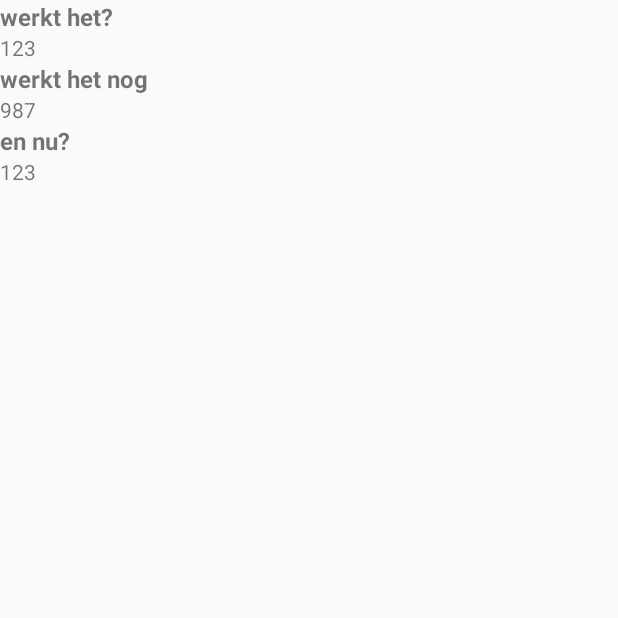
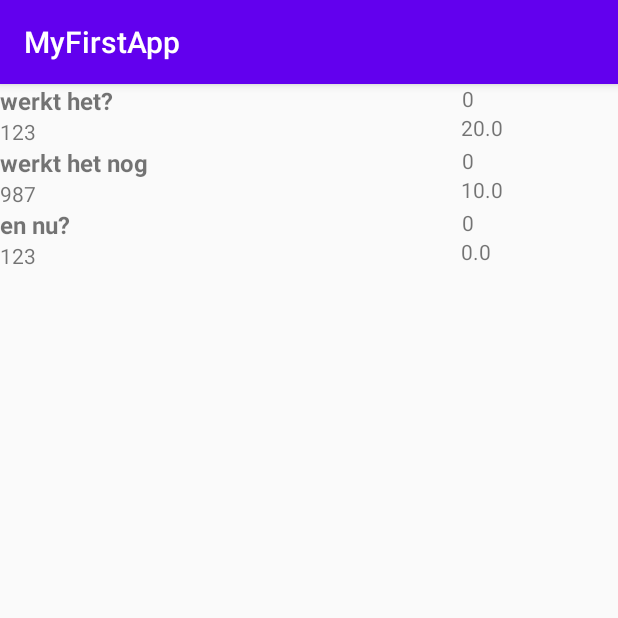
Before and after one commit to ETS-Android2/GroceryApp, an Android app: the MainActivity screen opened directly, with no data from a screen before it, after a tap on "INVENTORY", on a phone screen of 412 x 824 dp, the top half of it. Run offline under Robolectric (Android 15) with nearby library versions, the phone set to English and light mode, and no system bars; our stand-ins replace Volley; network calls fail; 2 other taps on this screen came first.

```diff
--- a/app/src/main/AndroidManifest.xml
+++ b/app/src/main/AndroidManifest.xml
@@ -32,6 +32,7 @@
         <activity android:name=".Scanner" />
         <activity android:name=".MainActivity" />
         <activity android:name=".MapsActivity" />
+        <activity android:name=".ScannedProducts" />
 
         <meta-data
             android:name="com.google.android.geo.API_KEY"
--- a/app/src/main/java/be/kuleuven/myfirstapp/Inventory.java
+++ b/app/src/main/java/be/kuleuven/myfirstapp/Inventory.java
@@ -5,45 +5,99 @@ import androidx.recyclerview.widget.LinearLayoutManager;
 import androidx.recyclerview.widget.RecyclerView;
 
 import android.app.Activity;
+import android.content.Intent;
 import android.os.Bundle;
+import android.widget.Toast;
+
+import com.android.volley.Request;
+import com.android.volley.RequestQueue;
+import com.android.volley.Response;
+import com.android.volley.VolleyError;
+import com.android.volley.toolbox.JsonArrayRequest;
+import com.android.volley.toolbox.Volley;
+
+import org.json.JSONArray;
+import org.json.JSONException;
+import org.json.JSONObject;
 
 import java.util.ArrayList;
 import java.util.List;
 
-public class Inventory extends Activity {
+public class Inventory extends AppCompatActivity {
 
     private List<Product> productList = new ArrayList<>();
     private RecyclerView recyclerView;
     private InventoryAdapter adapter;
     private RecyclerView.LayoutManager layoutManager;
-
+    private RequestQueue requestQueue;
 
     @Override
     protected void onCreate(Bundle savedInstanceState) {
         super.onCreate(savedInstanceState);
         setContentView(R.layout.activity_inventory);
 
+        Intent intent = getIntent();
+        int id = intent.getIntExtra("id", -1);
+
         recyclerView = (RecyclerView) findViewById(R.id.recycler_view);
+
+        getInventory(id);
 
         adapter = new InventoryAdapter(productList);
         layoutManager = new LinearLayoutManager(getApplicationContext());
         recyclerView.setLayoutManager(layoutManager);
         recyclerView.setAdapter(adapter);
+        requestQueue = Volley.newRequestQueue(this);
 
         testView();
     }
     private void testView(){
 
-        Product product = new Product(123,"werkt het?",20);
+        Product product = new Product(123,"werkt het?",20.0);
         productList.add(product);
 
-        product = new Product(987,"werkt het nog",10);
+        product = new Product(987,"werkt het nog",10.0);
         productList.add(product);
 
-        product = new Product(123,"en nu?",0);
+        product = new Product(123,"en nu?",0.0);
         productList.add(product);
 
         adapter.notifyDataSetChanged();
 
     }
+    public void getInventory(int id) {
+
+        requestQueue = Volley.newRequestQueue(this);
+        String url = "https://studev.groept.be/api/a19sd303/getProducts/"+id;
+        final JsonArrayRequest queueRequest = new JsonArrayRequest(Request.Method.GET, url, null, new Response.Listener<JSONArray>() {
+            @Override
+            public void onResponse(JSONArray response) {
+                try {
+                    for (int i = 0; i < response.length(); i++) {
+                        JSONObject object = response.getJSONObject(i);
+                        try {
+                            Product product = new Product(object.getLong("fk_barcode"), object.getString("name"), object.getDouble("price"), object.getInt("quantity"));
+                            productList.add(product);
+                        }catch (JSONException e){
+                            Product product = new Product(object.getLong("fk_barcode"), object.getString("name"), object.getInt("quantity"));
+                            productList.add(product);
+                        }
+                        adapter.notifyDataSetChanged();
+                    }
+
+                } catch (JSONException e) {
+                    e.printStackTrace();
+                }
+            }
+        }, new Response.ErrorListener() {
+            @Override
+            public void onErrorResponse(VolleyError error) {
+
+                Toast.makeText(Inventory.this, "Unable to communicate with the server", Toast.LENGTH_LONG).show();
+
+                error.printStackTrace();
+            }
+        });
+        requestQueue.add(queueRequest);
+    }
 }
--- a/app/src/main/java/be/kuleuven/myfirstapp/InventoryAdapter.java
+++ b/app/src/main/java/be/kuleuven/myfirstapp/InventoryAdapter.java
@@ -16,11 +16,17 @@ public class InventoryAdapter extends RecyclerView.Adapter<InventoryAdapter.MyVi
 
         private TextView productName;
         private TextView barcode;
+        private TextView quantity;
+        private TextView price;
+
+        //TODO maak de verschillende rijen klikbaar
 
         public MyViewHolder(View view) {
             super(view);
             productName = (TextView) view.findViewById(R.id.name);
             barcode = (TextView) view.findViewById(R.id.barcode);
+            quantity = (TextView) view.findViewById(R.id.quantity);
+            price = (TextView) view.findViewById(R.id.price);
         }
     }
     public InventoryAdapter(List<Product> myDataset) {
@@ -41,7 +47,8 @@ public class InventoryAdapter extends RecyclerView.Adapter<InventoryAdapter.MyVi
         Product product = productList.get(position);
         holder.productName.setText(product.getName());
         holder.barcode.setText(String.valueOf(product.getBarcode()));
-
+        holder.quantity.setText(String.valueOf(product.getQuantity()));
+        holder.price.setText(String.valueOf(product.getPrice()));
     }
 
     @Override
--- a/app/src/main/java/be/kuleuven/myfirstapp/MainActivity.java
+++ b/app/src/main/java/be/kuleuven/myfirstapp/MainActivity.java
@@ -4,6 +4,7 @@ import androidx.appcompat.app.AppCompatActivity;
 import androidx.appcompat.widget.Toolbar;
 
 import android.content.Intent;
+import android.content.SharedPreferences;
 import android.os.Bundle;
 import android.view.Menu;
 import android.view.MenuInflater;
@@ -17,8 +18,15 @@ import com.android.volley.Request;
 import com.android.volley.RequestQueue;
 import com.android.volley.Response;
 import com.android.volley.VolleyError;
+import com.android.volley.toolbox.JsonArrayRequest;
 import com.android.volley.toolbox.StringRequest;
 import com.android.volley.toolbox.Volley;
+
+import org.json.JSONArray;
+import org.json.JSONException;
+import org.json.JSONObject;
+
+import java.util.ArrayList;
 
 public class MainActivity extends AppCompatActivity {
     private RequestQueue requestQueue;
@@ -30,6 +38,8 @@ public class MainActivity extends AppCompatActivity {
     private Button inventory;
     private Button map;
     private Button grocerylist;
+    private int userId;
+    private ArrayList<Long> barcodes = new ArrayList<>();
 
 
     @Override
@@ -38,7 +48,9 @@ public class MainActivity extends AppCompatActivity {
         assert getSupportActionBar() != null;   //null check
         getSupportActionBar().setDisplayHomeAsUpEnabled(true);   //show back button
         setContentView(R.layout.activity_main);
+
         Intent intent = getIntent();
+        userId = intent.getIntExtra("userId",-1);
 
         knop = (Button) findViewById(R.id.button);
         test = (EditText) findViewById(R.id.text);
@@ -49,6 +61,8 @@ public class MainActivity extends AppCompatActivity {
         inventory = (Button) findViewById(R.id.inventory);
         map = (Button) findViewById(R.id.map);
         grocerylist = (Button) findViewById(R.id.groceryList);
+
+        getBarcodes(userId);
 
     }
     @Override
@@ -66,6 +80,8 @@ public class MainActivity extends AppCompatActivity {
             case R.id.add:
                 Intent intent = new Intent(MainActivity.this, Scanner.class);
                 intent.putExtra("mode",0);
+                intent.putExtra("barcodes", barcodes);
+                intent.putExtra("id",userId);
                 MainActivity.this.startActivity(intent);
                 break;
             case R.id.remove:
@@ -75,6 +91,7 @@ public class MainActivity extends AppCompatActivity {
                 break;
             case R.id.inventory:
                 Intent intent1 = new Intent(MainActivity.this, Inventory.class);
+                intent1.putExtra("id",userId);
                 MainActivity.this.startActivity(intent1);
                 break;
             case R.id.map:
@@ -87,7 +104,6 @@ public class MainActivity extends AppCompatActivity {
                 break;
             default:
                 break;
-
         }
     }
 
@@ -108,4 +124,32 @@ public class MainActivity extends AppCompatActivity {
         });
         requestQueue.add(submitRequest);
     }
+
+    public void getBarcodes(int id) {
+
+        requestQueue = Volley.newRequestQueue(this);
+        String url = "https://studev.groept.be/api/a19sd303/getProducts/"+id;
+        final JsonArrayRequest queueRequest = new JsonArrayRequest(Request.Method.GET, url, null, new Response.Listener<JSONArray>() {
+            @Override
+            public void onResponse(JSONArray response) {
+                try {
+                    for (int i = 0; i < response.length(); i++) {
+                        JSONObject object = response.getJSONObject(i);
+                        barcodes.add(object.getLong("fk_barcode"));
+                    }
+                } catch (JSONException e) {
+                    e.printStackTrace();
+                }
+            }
+        }, new Response.ErrorListener() {
+            @Override
+            public void onErrorResponse(VolleyError error) {
+
+                Toast.makeText(MainActivity.this, "Unable to communicate with the server", Toast.LENGTH_LONG).show();
+
+                error.printStackTrace();
+            }
+        });
+        requestQueue.add(queueRequest);
+    }
 }
--- a/app/src/main/res/layout/activity_inventory.xml
+++ b/app/src/main/res/layout/activity_inventory.xml
@@ -14,4 +14,5 @@
         app:layout_constraintEnd_toEndOf="parent"
         app:layout_constraintStart_toStartOf="parent"
         app:layout_constraintTop_toTopOf="parent" />
+
 </androidx.constraintlayout.widget.ConstraintLayout>
--- a/app/src/main/res/layout/inventory_row.xml
+++ b/app/src/main/res/layout/inventory_row.xml
@@ -26,7 +26,7 @@ android:orientation="vertical">
         android:layout_below="@id/name" />
 
     <TextView
-        android:id="@+id/year"
+        android:id="@+id/quantity"
         android:layout_width="105dp"
         android:layout_height="wrap_content"
         android:layout_alignParentEnd="true"
@@ -35,4 +35,16 @@ android:orientation="vertical">
         android:layout_marginRight="-1dp"
         android:textColor="@color/barcode" />
 
+    <TextView
+        android:id="@+id/price"
+        android:layout_width="105dp"
+        android:layout_height="wrap_content"
+        android:layout_alignParentEnd="true"
+        android:layout_alignParentStart="true"
+        android:layout_below="@+id/quantity"
+        android:layout_marginEnd="0dp"
+        android:layout_marginStart="307dp"
+        android:layout_marginTop="0dp"
+        android:text="TextView" />
+
 </RelativeLayout>
```
Also changed, not shown: app/src/main/java/be/kuleuven/myfirstapp/Login.java (+7 -1 lines), app/src/main/java/be/kuleuven/myfirstapp/Product.java (+79 -7 lines), app/src/main/java/be/kuleuven/myfirstapp/ScannedProducts.java (added, +62 -0 lines), app/src/main/java/be/kuleuven/myfirstapp/ScannedProductsAdapter.java (added, +79 -0 lines), app/src/main/java/be/kuleuven/myfirstapp/Scanner.java (+195 -29 lines), app/src/main/res/layout/activity_scanner.xml (+16 -5 lines), app/src/main/res/layout/scanned_products_row.xml (added, +69 -0 lines), app/src/main/res/menu/menu.xml (+10 -3 lines).
